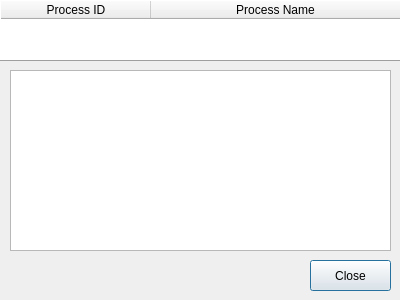
Above: viewprocessor.ui from dutchgold92/TaskStalker before the change. Below: the same form after it.
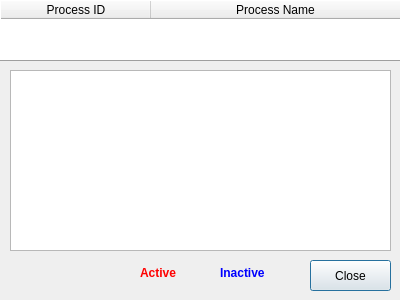
That is the form after the change.

Commit message:
Work on ViewProcessor module -> Created ViewProcessorInit class; prompt to select processor before any can be viewed -> Settings system now supports update interval for this module
Also some minor changes in areas, such as:
-> Reformed settings menu to a more pleasing grid layout

Diff of the .ui file:
```diff
--- a/viewprocessor.ui
+++ b/viewprocessor.ui
@@ -99,14 +99,64 @@
     <rect>
      <x>11</x>
      <y>263</y>
-     <width>131</width>
+     <width>101</width>
      <height>20</height>
     </rect>
    </property>
+   <property name="font">
+    <font>
+     <weight>75</weight>
+     <bold>true</bold>
+    </font>
+   </property>
    <property name="text">
     <string/>
    </property>
   </widget>
+  <widget class="QLabel" name="activeLabel">
+   <property name="geometry">
+    <rect>
+     <x>140</x>
+     <y>263</y>
+     <width>52</width>
+     <height>20</height>
+    </rect>
+   </property>
+   <property name="font">
+    <font>
+     <weight>75</weight>
+     <bold>true</bold>
+    </font>
+   </property>
+   <property name="styleSheet">
+    <string notr="true">color: #ff0000;</string>
+   </property>
+   <property name="text">
+    <string>Active</string>
+   </property>
+  </widget>
+  <widget class="QLabel" name="label">
+   <property name="geometry">
+    <rect>
+     <x>220</x>
+     <y>263</y>
+     <width>81</width>
+     <height>20</height>
+    </rect>
+   </property>
+   <property name="font">
+    <font>
+     <weight>75</weight>
+     <bold>true</bold>
+    </font>
+   </property>
+   <property name="styleSheet">
+    <string notr="true">color: #0000ff;</string>
+   </property>
+   <property name="text">
+    <string>Inactive</string>
+   </property>
+  </widget>
  </widget>
  <resources/>
  <connections/>
```
The commit also changes 47 other files.
